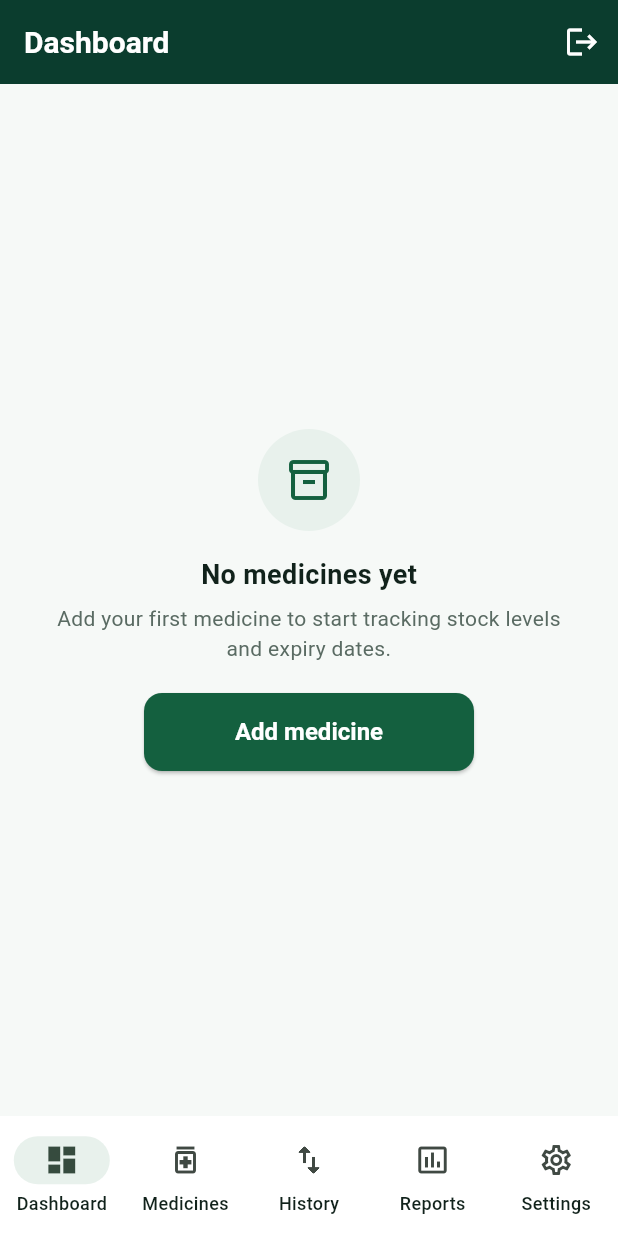
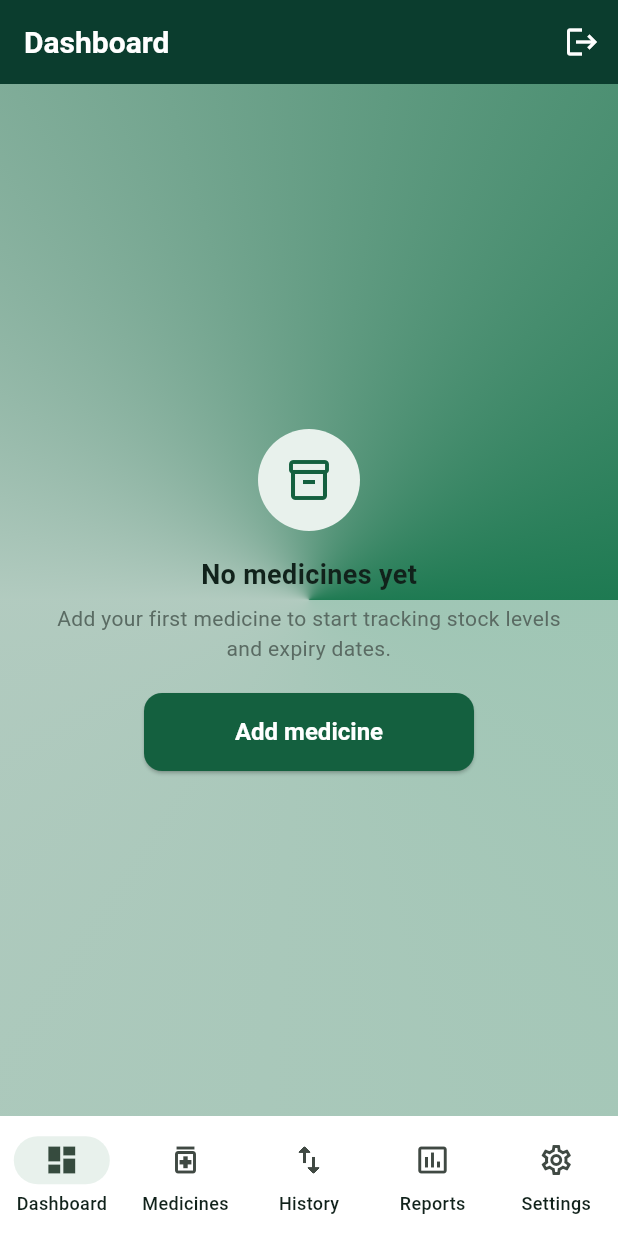
Before and after one commit to Bonnie-Bonhomie/MedVault, a Flutter app: the screen it shows once a user with an empty profile is signed in, on a phone screen of 412 x 824 dp. Run offline on Flutter 3.47's test engine with Material 3 defaults, Android fonts, the light colour scheme and no system bars; our stand-ins replace cloud_firestore, firebase_auth, firebase_core, firebase_messaging, flutter_local_notifications; accounts and stored records are empty.

Commit message:
Added background

```diff
--- a/lib/presentation/dashboard_screen.dart
+++ b/lib/presentation/dashboard_screen.dart
@@ -7,7 +7,9 @@ class DashboardScreen extends StatelessWidget {
 
   @override
   Widget build(BuildContext context) {
-    return StreamBuilder<List<Medicine>>(
+    return Container(
+      decoration: BoxDecoration(gradient: SweepGradient(colors: [AppColors.primaryLight.withOpacity(0.4), AppColors.primary.withOpacity(0.3), AppColors.primaryLight])),
+      child: StreamBuilder<List<Medicine>>(
         stream: InventoryService.instance.watchMedicines(),
         builder: (context, snapshot) {
           if (snapshot.hasError) {
@@ -57,7 +59,7 @@ class DashboardScreen extends StatelessWidget {
                 physics: const NeverScrollableScrollPhysics(),
                 crossAxisSpacing: 12,
                 mainAxisSpacing: 12,
-              childAspectRatio: 1.3,
+                childAspectRatio: 1.2,
                 children: [
                   StatTile(
                     label: 'Medicines tracked',
@@ -123,6 +125,7 @@ class DashboardScreen extends StatelessWidget {
             ],
           );
         },
+      ),
     );
   }
 }
```
Lines whose indentation alone changed are shown as unchanged.
